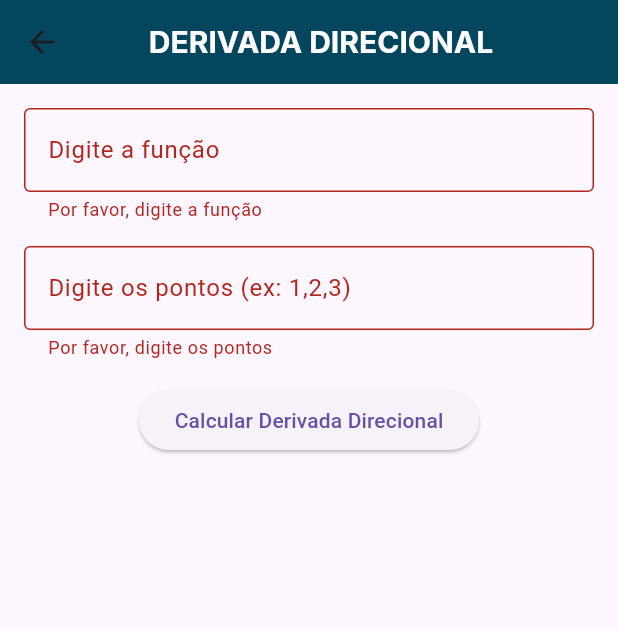
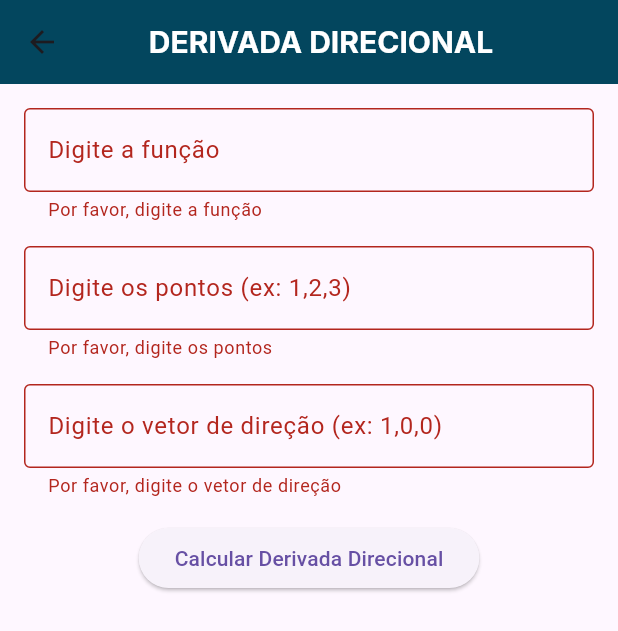
Before and after one commit to raynayara/flutter_calculoapp, a Flutter app: the DerivadaDirecionalPage screen opened directly, after a tap on "Calcular Derivada Direcional", on a phone screen of 412 x 824 dp. Shown: the top 631 px of the screen. Run offline on Flutter 3.47's test engine with Material 3 defaults, Android fonts, the phone set to English and light mode, and no system bars; our stand-ins replace webview_flutter; Roboto replaces fonts that are missing (Inter).

Commit message:
tratamento de erro

```diff
--- a/lib/pages/derivada_direcional.dart
+++ b/lib/pages/derivada_direcional.dart
@@ -3,6 +3,8 @@ import 'package:http/http.dart' as http;
 import 'dart:convert';
 
 class DerivadaDirecionalPage extends StatefulWidget {
+  const DerivadaDirecionalPage({super.key});
+
   @override
   State<DerivadaDirecionalPage> createState() => _DerivadaDirecionalPageState();
 }
@@ -11,18 +13,41 @@ class _DerivadaDirecionalPageState extends State<DerivadaDirecionalPage> {
   final _formKey = GlobalKey<FormState>();
   TextEditingController funcController = TextEditingController();
   TextEditingController pointsController = TextEditingController();
+  TextEditingController vectorController = TextEditingController(); // Controlador para o vetor
   String result = ''; // Armazena o resultado da API
 
   // Função para chamar a API
-  Future<void> fetchDerivadaDirecional(String func, String points) async {
-    final url = Uri.parse('https://sua-api.com/derivada-direcional');
+  Future<void> fetchDerivadaDirecional(String func, String points, String vector) async {
     try {
+      // Divide os pontos e verifica se existem exatamente 2 ou 3 pontos
+      final pointsList = points.split(',');
+      if (pointsList.length != 2 && pointsList.length != 3) {
+        throw Exception('Por favor, insira exatamente dois ou três pontos.');
+      }
+
+      // Divide o vetor de direção e verifica se possui o mesmo número de dimensões que os pontos
+      final vectorList = vector.split(',');
+      if (vectorList.length != pointsList.length) {
+        throw Exception('O vetor de direção deve ter o mesmo número de dimensões que os pontos.');
+      }
+
+      // Verifica se os pontos e vetores podem ser convertidos para números
+      final parsedPoints = pointsList.map((point) => double.tryParse(point)).toList();
+      final parsedVector = vectorList.map((vec) => double.tryParse(vec)).toList();
+
+      if (parsedPoints.contains(null) || parsedVector.contains(null)) {
+        throw Exception('Pontos ou vetor inválidos. Certifique-se de inserir números válidos.');
+      }
+
+      // URL da API
+      final url = Uri.parse('https://sua-api.com/derivada-direcional');
       final response = await http.post(
         url,
         headers: {"Content-Type": "application/json"},
         body: json.encode({
           "func": func,
-          "points": points,
+          "points": points,   // Enviar os pontos
+          "vector": vector    // Enviar o vetor de direção
         }),
       );
 
@@ -108,11 +133,27 @@ class _DerivadaDirecionalPageState extends State<DerivadaDirecionalPage> {
               ),
               const SizedBox(height: 16),
 
+              // Campo para o vetor de direção
+              TextFormField(
+                controller: vectorController,
+                decoration: const InputDecoration(
+                  labelText: 'Digite o vetor de direção (ex: 1,0,0)',
+                  border: OutlineInputBorder(),
+                ),
+                validator: (value) {
+                  if (value == null || value.isEmpty) {
+                    return 'Por favor, digite o vetor de direção';
+                  }
+                  return null;
+                },
+              ),
+              const SizedBox(height: 16),
+
               // Botão para enviar os dados
               ElevatedButton(
                 onPressed: () {
                   if (_formKey.currentState!.validate()) {
-                    fetchDerivadaDirecional(funcController.text, pointsController.text);
+                    fetchDerivadaDirecional(funcController.text, pointsController.text, vectorController.text);
                   }
                 },
                 child: const Text('Calcular Derivada Direcional'),
```
Also changed, not shown: lib/pages/plano_tangente.dart (+18 -3 lines), lib/pages/reta_normal.dart (+24 -5 lines).
